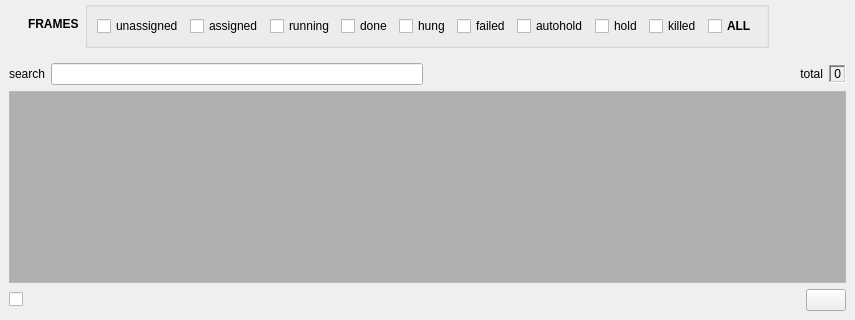
First picture: the form in rbhusUI/lib/rbhusListMod.ui, repository aumanimationstudios/rbhus, before the edit; both pictures show x 0 to 855 and y 564 to 884 of the 855 by 884 pixel window.
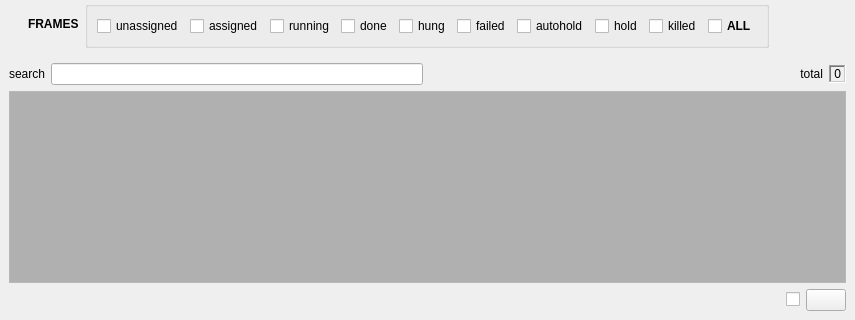
Second picture: the form after the edit.

Commit message: adding refresh button

Diff of the .ui file:
```diff
--- a/rbhusUI/lib/rbhusListMod.ui
+++ b/rbhusUI/lib/rbhusListMod.ui
@@ -1170,19 +1170,6 @@
        </item>
        <item>
         <layout class="QHBoxLayout" name="horizontalLayout_7">
-         <item>
-          <widget class="QCheckBox" name="checkRefresh">
-           <property name="text">
-            <string/>
-           </property>
-           <property name="iconSize">
-            <size>
-             <width>20</width>
-             <height>20</height>
-            </size>
-           </property>
-          </widget>
-         </item>
          <item>
           <spacer name="horizontalSpacer_6">
            <property name="orientation">
@@ -1199,6 +1186,19 @@
            </property>
           </spacer>
          </item>
+         <item>
+          <widget class="QCheckBox" name="checkRefresh">
+           <property name="text">
+            <string/>
+           </property>
+           <property name="iconSize">
+            <size>
+             <width>20</width>
+             <height>20</height>
+            </size>
+           </property>
+          </widget>
+         </item>
          <item>
           <widget class="QPushButton" name="framesRefresh">
            <property name="text">
```
The commit also changes 1 other file.
